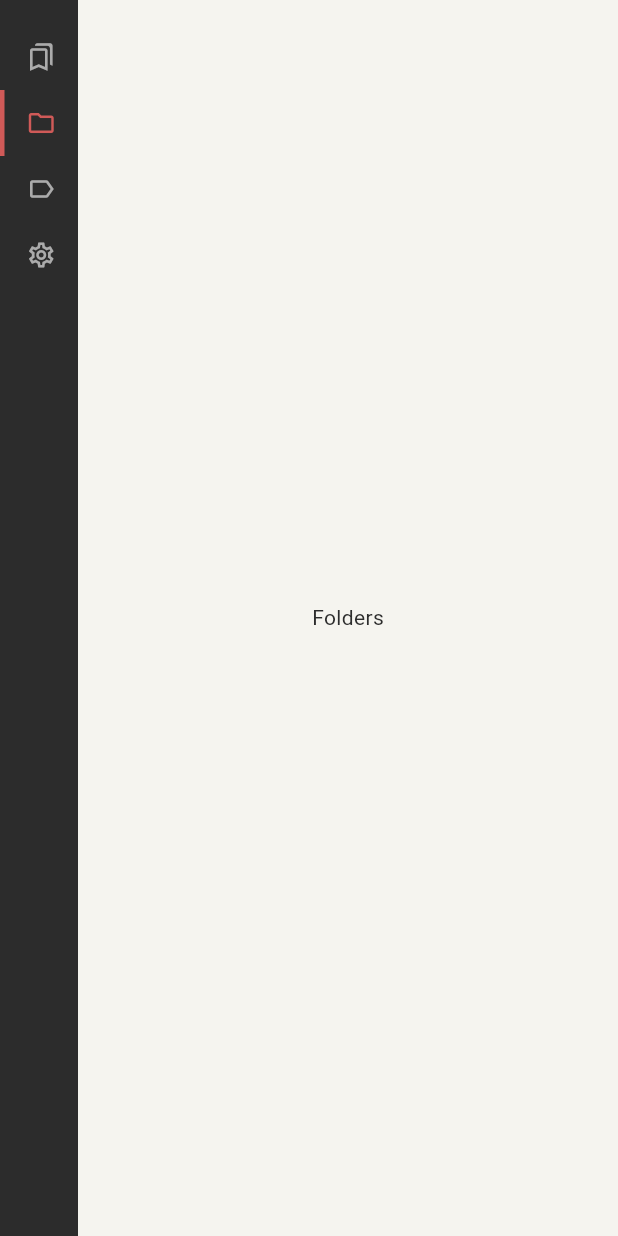
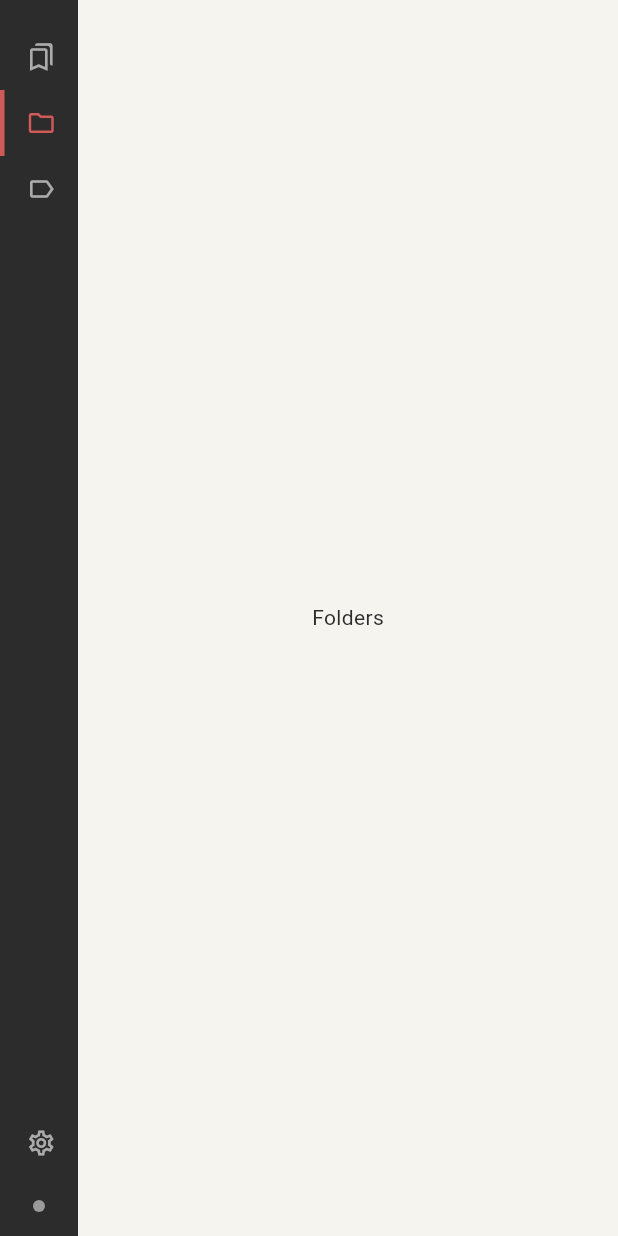
Before and after one commit to danielboothcloud/bookmarks, a Flutter app: the screen it shows after launch, after a tap on the "folder" icon, on a phone screen of 412 x 824 dp. Run offline on Flutter 3.47's test engine with Material 3 defaults, Android fonts, the phone set to English and light mode, and no system bars; our stand-ins replace drift, drift_flutter, flutter_riverpod, go_router; missing offline and left inert: window_manager; accounts and stored records are empty; generated files the repository leaves out were written again; statements that could not run were skipped.

Commit message:
fix(story-1.1): code review fixes — Esc handler, traversal order, eager DB, sidebar UX

```diff
--- /dev/null
+++ b/lib/core/database/tables/bookmark_tags.dart
@@ -0,0 +1 @@
+// TODO(story-2.5): define BookmarkTags join table with Drift annotations.
--- /dev/null
+++ b/lib/core/database/tables/bookmarks.dart
@@ -0,0 +1 @@
+// TODO(story-1.2): define Bookmarks table with Drift annotations.
--- /dev/null
+++ b/lib/core/database/tables/folders.dart
@@ -0,0 +1 @@
+// TODO(story-2.1): define Folders table with Drift annotations.
--- /dev/null
+++ b/lib/core/database/tables/sync_queue.dart
@@ -0,0 +1 @@
+// TODO(story-1.2): define SyncQueue table with Drift annotations.
--- /dev/null
+++ b/lib/core/database/tables/tags.dart
@@ -0,0 +1 @@
+// TODO(story-2.5): define Tags table with Drift annotations.
--- a/lib/core/widgets/app_shell.dart
+++ b/lib/core/widgets/app_shell.dart
@@ -47,6 +47,12 @@ class AppShell extends StatelessWidget {
               return null;
             },
           ),
+          DismissIntent: CallbackAction<DismissIntent>(
+            onInvoke: (_) {
+              FocusManager.instance.primaryFocus?.unfocus();
+              return null;
+            },
+          ),
         },
         child: FocusTraversalGroup(
           policy: OrderedTraversalPolicy(),
@@ -61,18 +67,28 @@ class AppShell extends StatelessWidget {
                     width < AppSpacing.sidebarCollapseBreakpoint;
                 return Row(
                   children: [
-                    Sidebar(
-                      navigationShell: navigationShell,
-                      collapsed: collapseSidebar,
+                    FocusTraversalOrder(
+                      order: const NumericFocusOrder(1),
+                      child: Sidebar(
+                        navigationShell: navigationShell,
+                        collapsed: collapseSidebar,
+                      ),
                     ),
+                    // Search bar will slot in here as order 2 in Story 3.1.
                     Expanded(
-                      child: Container(
-                        color: AppColors.surfaceContent,
-                        child: navigationShell,
+                      child: FocusTraversalOrder(
+                        order: const NumericFocusOrder(3),
+                        child: Container(
+                          color: AppColors.surfaceContent,
+                          child: navigationShell,
+                        ),
                       ),
                     ),
                     if (showDetailPane)
-                      const _DetailPanePlaceholder(),
+                      const FocusTraversalOrder(
+                        order: NumericFocusOrder(4),
+                        child: _DetailPanePlaceholder(),
+                      ),
                   ],
                 );
               },
--- a/lib/core/widgets/sidebar.dart
+++ b/lib/core/widgets/sidebar.dart
@@ -14,12 +14,17 @@ class Sidebar extends StatelessWidget {
   final StatefulNavigationShell navigationShell;
   final bool collapsed;
 
-  static const _items = <_SidebarItem>[
-    _SidebarItem(icon: Icons.bookmarks_outlined, label: 'All Bookmarks'),
-    _SidebarItem(icon: Icons.folder_outlined, label: 'Folders'),
-    _SidebarItem(icon: Icons.label_outlined, label: 'Tags'),
-    _SidebarItem(icon: Icons.settings_outlined, label: 'Settings'),
+  // Branch order matches StatefulShellRoute branches in app_router.dart.
+  static const _topItems = <_SidebarItem>[
+    _SidebarItem(icon: Icons.bookmarks_outlined, label: 'All Bookmarks', branchIndex: 0),
+    _SidebarItem(icon: Icons.folder_outlined, label: 'Folders', branchIndex: 1),
+    _SidebarItem(icon: Icons.label_outlined, label: 'Tags', branchIndex: 2),
   ];
+  static const _settingsItem = _SidebarItem(
+    icon: Icons.settings_outlined,
+    label: 'Settings',
+    branchIndex: 3,
+  );
 
   @override
   Widget build(BuildContext context) {
@@ -38,31 +43,29 @@ class Sidebar extends StatelessWidget {
             crossAxisAlignment: CrossAxisAlignment.stretch,
             children: [
               const SizedBox(height: AppSpacing.md),
-              ..._items.asMap().entries.map((entry) {
-                final index = entry.key;
-                final item = entry.value;
-                final isSelected = index == selected;
-                return _SidebarTile(
+              ..._topItems.map((item) => _SidebarTile(
                     item: item,
-                  isSelected: isSelected,
+                    isSelected: item.branchIndex == selected,
                     collapsed: collapsed,
                     onTap: () => navigationShell.goBranch(
-                    index,
-                    initialLocation: index == selected,
+                      item.branchIndex,
+                      initialLocation: item.branchIndex == selected,
                     ),
-                );
-              }),
+                  )),
               const Spacer(),
-              if (!collapsed)
-                const Padding(
-                  padding: EdgeInsets.all(AppSpacing.md),
-                  child: Text(
-                    'Drive: not connected',
-                    style: TextStyle(
-                      fontSize: 11,
-                      color: AppColors.textSidebar,
+              _SidebarTile(
+                item: _settingsItem,
+                isSelected: _settingsItem.branchIndex == selected,
+                collapsed: collapsed,
+                onTap: () => navigationShell.goBranch(
+                  _settingsItem.branchIndex,
+                  initialLocation: _settingsItem.branchIndex == selected,
                 ),
               ),
+              _SyncStatusIndicator(
+                // TODO(story-4.1): wire to real DriveSyncStatus provider.
+                status: SyncStatus.unavailable,
+                collapsed: collapsed,
               ),
             ],
           ),
@@ -72,10 +75,66 @@ class Sidebar extends StatelessWidget {
   }
 }
 
+enum SyncStatus { synced, unsynced, unavailable }
+
+class _SyncStatusIndicator extends StatelessWidget {
+  const _SyncStatusIndicator({required this.status, required this.collapsed});
+
+  final SyncStatus status;
+  final bool collapsed;
+
+  @override
+  Widget build(BuildContext context) {
+    final (color, label) = switch (status) {
+      SyncStatus.synced => (AppColors.syncSynced, 'Drive: synced'),
+      SyncStatus.unsynced => (AppColors.syncUnsynced, 'Drive: pending'),
+      SyncStatus.unavailable => (AppColors.syncUnavailable, 'Drive: not connected'),
+    };
+    final dot = Container(
+      width: 8,
+      height: 8,
+      decoration: BoxDecoration(
+        color: color,
+        shape: BoxShape.circle,
+      ),
+    );
+    if (collapsed) {
+      return Padding(
+        padding: const EdgeInsets.symmetric(vertical: AppSpacing.md),
+        child: Center(child: dot),
+      );
+    }
+    return Padding(
+      padding: const EdgeInsets.all(AppSpacing.md),
+      child: Row(
+        children: [
+          dot,
+          const SizedBox(width: AppSpacing.sm),
+          Expanded(
+            child: Text(
+              label,
+              overflow: TextOverflow.ellipsis,
+              style: const TextStyle(
+                fontSize: 11,
+                color: AppColors.textSidebar,
+              ),
+            ),
+          ),
+        ],
+      ),
+    );
+  }
+}
+
 class _SidebarItem {
   final IconData icon;
   final String label;
-  const _SidebarItem({required this.icon, required this.label});
+  final int branchIndex;
+  const _SidebarItem({
+    required this.icon,
+    required this.label,
+    required this.branchIndex,
+  });
 }
 
 class _SidebarTile extends StatelessWidget {
--- a/lib/main.dart
+++ b/lib/main.dart
@@ -1,5 +1,6 @@
 import 'dart:io' show Platform;
 
+import 'package:drift/drift.dart' show Variable;
 import 'package:flutter/material.dart';
 import 'package:flutter_riverpod/flutter_riverpod.dart';
 import 'package:window_manager/window_manager.dart';
@@ -29,7 +30,12 @@ Future<void> main() async {
   }
 
   // Eagerly open the local DB so first-frame reads are instant (NFR1).
+  // driftDatabase() returns a LazyDatabase that opens on first query, so we
+  // force the connection here before runApp.
   final database = AppDatabase();
+  await database
+      .customSelect('SELECT 1', variables: <Variable<Object>>[])
+      .getSingle();
 
   runApp(
     ProviderScope(
```
Also changed, not shown: lib/features/bookmarks/application/bookmark_notifier.dart (added, +15 -0 lines), lib/features/bookmarks/application/bookmark_providers.dart (added, +17 -0 lines), lib/features/bookmarks/data/bookmark_repository.dart (added, +17 -0 lines), lib/features/bookmarks/domain/bookmark.dart (added, +15 -0 lines), lib/features/bookmarks/domain/i_bookmark_repository.dart (added, +11 -0 lines), 3 other files. Lines whose indentation alone changed are shown as unchanged.
